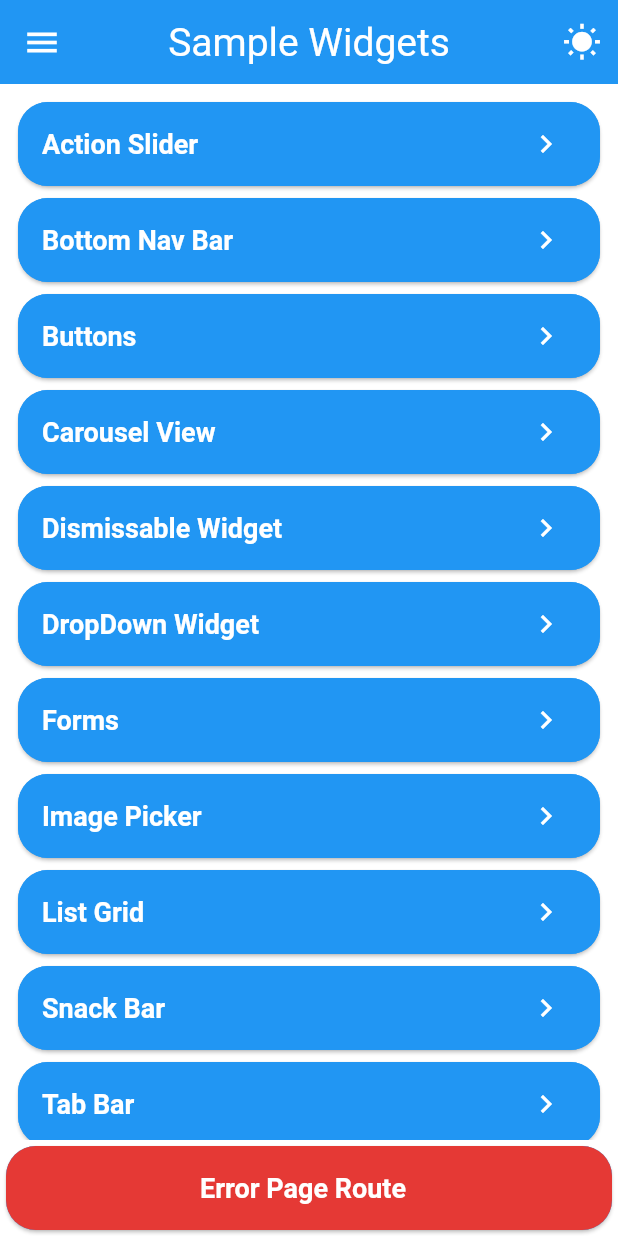
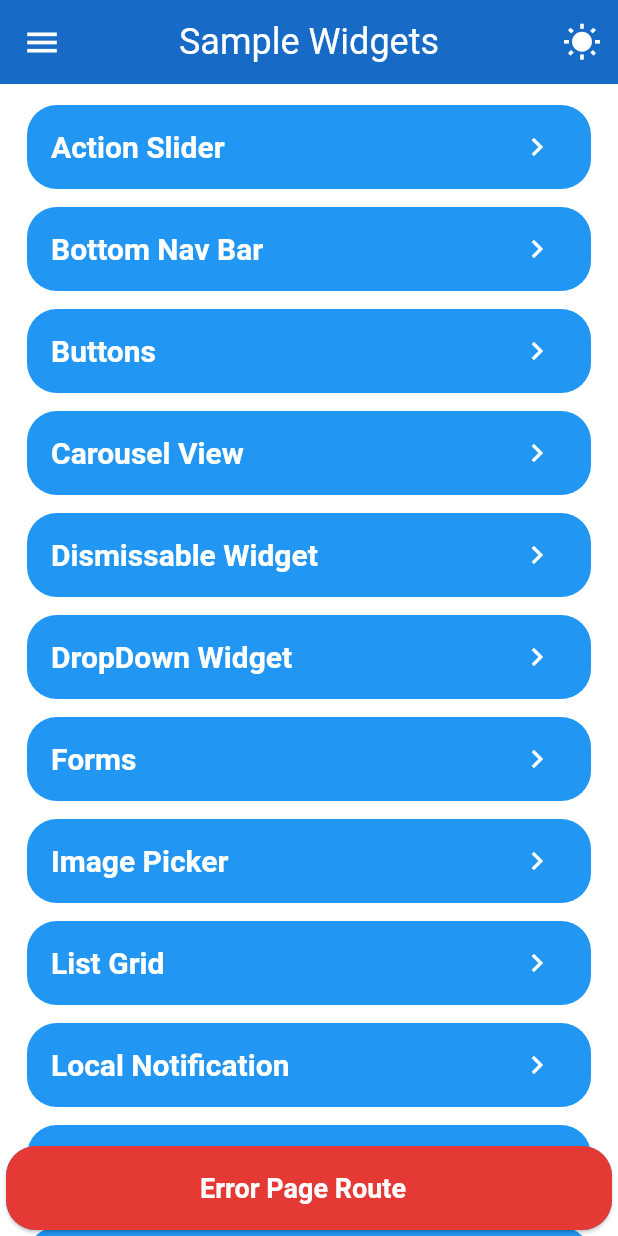
Before and after one commit to Akash006/flutter_portfolio, a Flutter app: the screen it shows after launch, on a phone screen of 412 x 824 dp. Run offline on Flutter 3.47's test engine with Material 3 defaults, Android fonts, the phone set to English and light mode, and no system bars; our stand-ins replace action_slider, animated_text_kit, flutter_local_notifications, flutter_svg, go_router, image_picker.

Commit message:
Adding Simple Notification

```diff
--- a/lib/Routes/appRouteConfig.dart
+++ b/lib/Routes/appRouteConfig.dart
@@ -13,6 +13,7 @@
 import 'package:flutter_portfolio/widgets/listGrid.dart';
 import 'package:flutter_portfolio/widgets/actionSlider.dart';
 import 'package:flutter_portfolio/widgets/carouselView.dart';
+import '../widgets/localNotification.dart';
 import 'errorPage.dart';
 
 class MyAppRouter {
@@ -84,6 +85,11 @@
         name: MyAppRouteConstants.carouselViewRouteName,
         path: '/carouselView',
         builder: (context, state) => carouselView(),
+      ),
+      GoRoute(
+        name: MyAppRouteConstants.localNotificationRouteName,
+        path: '/localNotification',
+        builder: (context, state) => localNotificationWidget(),
       )
     ],
   );
--- a/lib/Routes/appRouteConstants.dart
+++ b/lib/Routes/appRouteConstants.dart
@@ -12,4 +12,5 @@
   static const String listGridRouteName = 'listGrid';
   static const String actionSliderRouteName = 'actionSlider';
   static const String carouselViewRouteName = 'carouselView';
+  static const String localNotificationRouteName = 'localNotification';
 }
--- a/lib/main.dart
+++ b/lib/main.dart
@@ -1,12 +1,14 @@
 import 'package:flutter/material.dart';
+import 'models/notificationLocal.dart';
 import 'models/themeProvider.dart';
 import 'routes/appRouteConfig.dart';
 import 'package:provider/provider.dart';
 import 'myThemeData.dart';
 
 void main() {
-  // runApp(const MyApp());
-  runApp(new MyApp());
+  WidgetsFlutterBinding.ensureInitialized();
+  LocalNotifications.init();
+  runApp(const MyApp());
 }
 
 class MyApp extends StatefulWidget {
--- a/lib/myThemeData.dart
+++ b/lib/myThemeData.dart
@@ -5,9 +5,9 @@
   ThemeData lightMode = ThemeData(
     brightness: Brightness.light,
     scaffoldBackgroundColor: Colors.white,
-    appBarTheme: const AppBarTheme(
+    appBarTheme: AppBarTheme(
       systemOverlayStyle: SystemUiOverlayStyle.dark,
-      backgroundColor: Colors.blue,
+      backgroundColor: Colors.blue.shade800,
       centerTitle: true,
       elevation: 10,
       iconTheme: IconThemeData(
@@ -19,9 +19,10 @@
         size: 26,
       ),
       titleTextStyle: TextStyle(
-        fontSize: 26,
+        fontSize: 24,
       ),
     ),
+
     primarySwatch: Colors.blue,
     visualDensity: VisualDensity.adaptivePlatformDensity,
     fontFamily: 'Raleway',
@@ -31,6 +32,7 @@
     ).copyWith(
       secondary: Colors.purple,
     ),
+
     textButtonTheme: TextButtonThemeData(
       style: TextButton.styleFrom(
         backgroundColor: Colors.blue,
@@ -52,11 +54,13 @@
       bodyLarge: TextStyle(fontSize: 16, color: Colors.black),
       bodyMedium: TextStyle(fontSize: 14, color: Colors.black),
     ),
-    iconTheme: const IconThemeData(color: Colors.white),
+
+    iconTheme: const IconThemeData(color: Colors.blue),
     snackBarTheme: const SnackBarThemeData(
       elevation: 8,
       backgroundColor: Colors.pink,
     ),
+
     elevatedButtonTheme: ElevatedButtonThemeData(
       style: ElevatedButton.styleFrom(
         backgroundColor: Colors.white,
@@ -66,25 +70,37 @@
         textStyle: const TextStyle(fontSize: 18, fontWeight: FontWeight.bold),
       ),
     ),
-    listTileTheme: const ListTileThemeData(
-      tileColor: Colors.blue,
-      shape: RoundedRectangleBorder(borderRadius: BorderRadius.all(Radius.circular(18))),
-      textColor: Colors.white,
-      iconColor: Colors.white,
-      titleTextStyle: TextStyle(fontSize: 18, fontWeight: FontWeight.bold),
-    ),
 
     cardTheme: const CardTheme(
       color: Colors.blue
+    ),
+
+    listTileTheme: const ListTileThemeData(
+      tileColor: Colors.blue,
+      shape: RoundedRectangleBorder(borderRadius: BorderRadius.all(Radius.circular(20))),
+      textColor: Colors.white,
+      iconColor: Colors.white,
+      titleTextStyle: TextStyle(fontSize: 20, fontWeight: FontWeight.bold),
+    ),
+
+    drawerTheme: DrawerThemeData(
+      elevation: 8,
+    ),
+
+    dividerTheme: DividerThemeData(
+      color: Colors.grey,
+      thickness: 1,
+      space: 2
     ),
   );
 
   ThemeData darkMode = ThemeData(
     brightness: Brightness.dark,
     scaffoldBackgroundColor: Colors.grey[900],
-    appBarTheme: const AppBarTheme(
+
+    appBarTheme: AppBarTheme(
       systemOverlayStyle: SystemUiOverlayStyle.light,
-      backgroundColor: Colors.indigoAccent,
+      backgroundColor: Colors.indigo.shade800,
       centerTitle: true,
       elevation: 10,
       iconTheme: IconThemeData(
@@ -96,7 +112,7 @@
         size: 26,
       ),
       titleTextStyle: TextStyle(
-        fontSize: 26,
+        fontSize: 24,
       ),
     ),
     primarySwatch: Colors.indigo,
@@ -108,6 +124,7 @@
     ).copyWith(
       secondary: Colors.purple,
     ),
+
     textButtonTheme: TextButtonThemeData(
       style: TextButton.styleFrom(
         backgroundColor: Colors.indigo,
@@ -117,6 +134,17 @@
         shadowColor: Colors.grey,
       ),
     ),
+
+    elevatedButtonTheme: ElevatedButtonThemeData(
+      style: ElevatedButton.styleFrom(
+        backgroundColor: Colors.white,
+        elevation: 5,
+        padding: const EdgeInsets.symmetric(horizontal: 20, vertical: 12),
+        shape: RoundedRectangleBorder(borderRadius: BorderRadius.circular(12)),
+        textStyle: const TextStyle(fontSize: 18),
+      ),
+    ),
+
     textTheme: const TextTheme(
       displayLarge: TextStyle(fontSize: 28, color: Colors.white, fontWeight: FontWeight.w900),
       displayMedium: TextStyle(fontSize: 24, color: Colors.white, fontWeight: FontWeight.w900),
@@ -129,7 +157,8 @@
       bodyLarge: TextStyle(fontSize: 16, color: Colors.white),
       bodyMedium: TextStyle(fontSize: 14, color: Colors.white),
     ),
-    iconTheme: const IconThemeData(color: Colors.white),
+
+    iconTheme: const IconThemeData(color: Colors.indigoAccent),
 
     snackBarTheme: const SnackBarThemeData(
       elevation: 8,
@@ -137,26 +166,22 @@
       actionTextColor: Colors.black,
     ),
 
-    elevatedButtonTheme: ElevatedButtonThemeData(
-      style: ElevatedButton.styleFrom(
-        backgroundColor: Colors.white,
-        elevation: 5,
-        padding: const EdgeInsets.symmetric(horizontal: 20, vertical: 12),
-        shape: RoundedRectangleBorder(borderRadius: BorderRadius.circular(12)),
-        textStyle: const TextStyle(fontSize: 1, fontWeight: FontWeight.bold),
-      ),
-    ),
     listTileTheme: const ListTileThemeData(
-      tileColor: Colors.black12,
-      shape: RoundedRectangleBorder(borderRadius: BorderRadius.all(Radius.circular(18))),
+      tileColor: Colors.indigo,
+      shape: RoundedRectangleBorder(borderRadius: BorderRadius.all(Radius.circular(20))),
       textColor: Colors.white,
       iconColor: Colors.white,
-      titleTextStyle: TextStyle(fontSize: 18, fontWeight: FontWeight.bold),
+      titleTextStyle: TextStyle(fontSize: 20, fontWeight: FontWeight.bold),
     ),
 
     cardTheme: const CardTheme(
         color: Colors.indigo,
     ),
 
+    drawerTheme: DrawerThemeData(
+      elevation: 8,
+      backgroundColor: Colors.grey[900],
+    ),
+
   );
 }
--- a/lib/widgets/drawer.dart
+++ b/lib/widgets/drawer.dart
@@ -9,8 +9,8 @@
             child: ListView(
               children: [
                 DrawerHeader(
-                  decoration: BoxDecoration(
-                    color: Colors.blue[400],
+                  decoration: const BoxDecoration(
+                    // color: Colors.blue[400],
                     borderRadius: BorderRadius.only(
                       // bottomLeft: Radius.circular(15),
                       bottomRight: Radius.circular(35)
@@ -37,14 +37,10 @@
                                     style: TextStyle(
                                       fontWeight: FontWeight.bold,
                                       fontSize: 26,
-                                      color: Colors.white
                                     ),
                                   ),
                                   Text("akashsaini0797@gmail.com",
                                     overflow: TextOverflow.ellipsis,
-                                    style: TextStyle(
-                                      color: Colors.white70
-                                    ),
                                   ),
                                 ],
                               ),
@@ -54,17 +50,36 @@
                       ),
                     ),
                 ),
-                const ListTile(
-                  leading: Icon(Icons.folder),
-                  title: Text("My Files"),
-                  textColor: Colors.blue,
-                  iconColor: Colors.blue,
+                Container(
+                  child: Row(
+                    children: [
+                      SizedBox(width: 20),
+                      Icon(Icons.folder,
+                      size: 28,),
+                      SizedBox(width: 10,),
+                      Text("My Files",
+                        style: TextStyle(
+                            fontSize: 20
+                        ),
+                      )
+                    ],
+                  ),
                 ),
-                const ListTile(
-                  leading: Icon(Icons.group),
-                  title: Text('Shared with me'),
-                  textColor: Colors.blue,
-                  iconColor: Colors.blue,
+                SizedBox(height: 20,),
+                Container(
+                  child: Row(
+                    children: [
+                      SizedBox(width: 20),
+                      Icon(Icons.settings,
+                        size: 28,),
+                      SizedBox(width: 10,),
+                      Text("Settings",
+                        style: TextStyle(
+                            fontSize: 20
+                        ),
+                      )
+                    ],
+                  ),
                 ),
               ],
             ),
@@ -74,9 +89,9 @@
             child: Column(
               children: [
                 Divider(
-                  color: Colors.grey[200],
+                  // color: Colors.grey[200],
                 ),
-                const Text("Made with ❤️ by Akash",
+                const Text("Made with ❤️",
                     style: TextStyle(color: Colors.grey)),
                 const Text(
                   "Version: 1.2.0",
--- a/lib/widgets/home.dart
+++ b/lib/widgets/home.dart
@@ -17,8 +17,9 @@
   }
 
   final Map routeData = {
-    'widget': ["Text Animated", "Buttons", "Dismissable Widget", "Image Picker", "Tab Bar", "Snack Bar", "DropDown Widget", "Bottom Nav Bar", "Forms", "List Grid", "Action Slider", "Carousel View" ],
-    'widgetRouteName': ["animatedWidget", "buttonsWidget", "dismissableWidget", "imagePickerWidget", "tabBarWidget", "snackBarWidget", "dropDownWidget", "bottomNavBar", "formWidget", "listGrid", "actionSlider", "carouselView" ]
+    'widget': ["Text Animated", "Buttons", "Dismissable Widget", "Image Picker", "Tab Bar", "Snack Bar", "DropDown Widget", "Bottom Nav Bar", "Forms", "List Grid", "Action Slider", "Carousel View", "Local Notification"],
+
+    'widgetRouteName': ["animatedWidget", "buttonsWidget", "dismissableWidget", "imagePickerWidget", "tabBarWidget", "snackBarWidget", "dropDownWidget", "bottomNavBar", "formWidget", "listGrid", "actionSlider", "carouselView", "localNotification"]
   };
 
   @override
@@ -33,11 +34,10 @@
                 itemCount: routeData["widget"].length,
                 padding: const EdgeInsets.all(8),
                 itemBuilder: (ctx, index) {
-                return Card(
-                  shape: RoundedRectangleBorder(borderRadius: BorderRadius.circular(20)),
+                  return Container(
+                    padding: EdgeInsets.fromLTRB(6, 2, 6, 2),
                     margin: const EdgeInsets.symmetric(vertical: 4, horizontal: 4),
                     child: ListTile(
-                    shape: RoundedRectangleBorder(borderRadius: BorderRadius.circular(20)),
                       title: Text(routeData["widget"][index]),
                       trailing: const Icon(Icons.keyboard_arrow_right),
                       onTap: () {
--- a/pubspec.yaml
+++ b/pubspec.yaml
@@ -41,6 +41,8 @@
   flutter_svg: ^2.0.10+1
   action_slider: ^0.7.0
   provider: ^6.1.2
+  flutter_local_notifications: ^17.2.4
+  rxdart: ^0.28.0
 
 dev_dependencies:
   flutter_test:
```
Also changed, not shown: lib/models/notificationLocal.dart (added, +63 -0 lines), lib/widgets/localNotification.dart (added, +33 -0 lines), pubspec.lock, 3 other files. Lines whose indentation alone changed are shown as unchanged.
